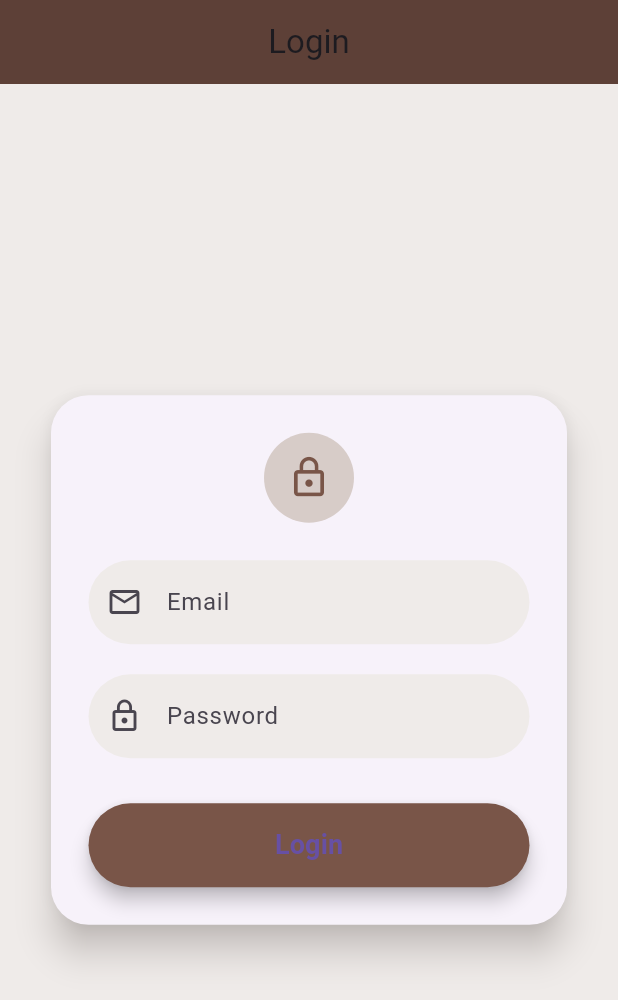
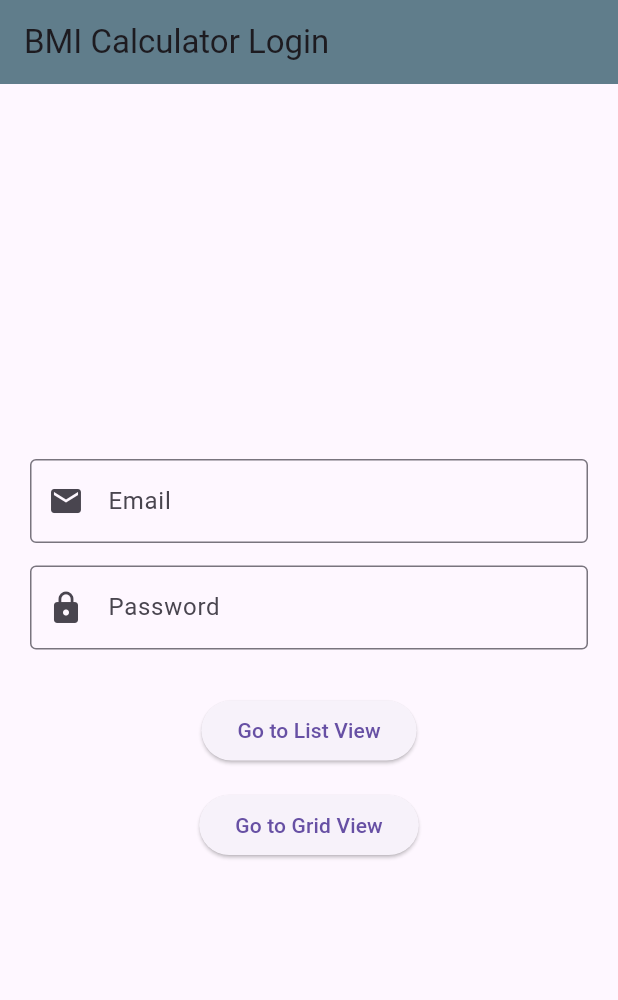
Before and after one commit to Tahia1/BMI_Calculator2, a Flutter app: the screen it shows after launch, on a phone screen of 412 x 824 dp. Shown: the top 1000 px of the screen. Run offline on Flutter 3.47's test engine with Material 3 defaults, Android fonts, the phone set to English and light mode, and no system bars.

Commit message:
update project

```diff
--- a/lib/login_page.dart
+++ b/lib/login_page.dart
@@ -1,137 +1,75 @@
 import 'package:flutter/material.dart';
-import 'bmi_calculator_page.dart';
+import 'listview_page.dart';
+import 'gridview_page.dart';
 
 class LoginPage extends StatefulWidget {
   const LoginPage({super.key});
 
   @override
-  State<LoginPage> createState() => _LoginPageState();
+  _LoginPageState createState() => _LoginPageState();
 }
 
 class _LoginPageState extends State<LoginPage> {
   final TextEditingController emailController = TextEditingController();
   final TextEditingController passwordController = TextEditingController();
 
-  final _formKey = GlobalKey<FormState>();
+  // Method to check if email and password are filled
+  bool _isLoginInputValid() {
+    return emailController.text.isNotEmpty && passwordController.text.isNotEmpty;
+  }
 
-  void loginUser() {
-    if (_formKey.currentState!.validate()) {
-      Navigator.push(
-        context,
-        MaterialPageRoute(builder: (context) => const BMICalculatorPage()),
+  void _handleNavigation(Widget page) {
+    if (_isLoginInputValid()) {
+      Navigator.push(context, MaterialPageRoute(builder: (context) => page));
+    } else {
+      ScaffoldMessenger.of(context).showSnackBar(
+        const SnackBar(content: Text('Please enter email and password first.')),
       );
     }
   }
 
   @override
-  void dispose() {
-    emailController.dispose();
-    passwordController.dispose();
-    super.dispose();
-  }
-
-  @override
   Widget build(BuildContext context) {
     return Scaffold(
-      backgroundColor: Colors.brown.shade50,
       appBar: AppBar(
-        title: const Text('Login'),
-        backgroundColor: Colors.brown.shade700,
-        centerTitle: true,
-        elevation: 0,
+        title: const Text('BMI Calculator Login'),
+        backgroundColor: Colors.blueGrey,
       ),
-      body: Center(
-        child: SingleChildScrollView(
-          padding: const EdgeInsets.symmetric(horizontal: 30),
-          child: Card(
-            elevation: 10,
-            shadowColor: Colors.brown.shade100,
-            shape: RoundedRectangleBorder(
-              borderRadius: BorderRadius.circular(25),
-            ),
-            child: Padding(
-              padding: const EdgeInsets.all(25),
-              child: Form(
-                key: _formKey,
+      body: Padding(
+        padding: const EdgeInsets.all(20),
+        child: Center(
           child: Column(
-                  mainAxisSize: MainAxisSize.min,
+            mainAxisAlignment: MainAxisAlignment.center,
             children: [
-                    CircleAvatar(
-                      radius: 30,
-                      backgroundColor: Colors.brown.shade100,
-                      child: const Icon(Icons.lock_outline, size: 30, color: Colors.brown),
-                    ),
-                    const SizedBox(height: 25),
-                    TextFormField(
+              TextField(
                 controller: emailController,
-                      keyboardType: TextInputType.emailAddress,
-                      decoration: InputDecoration(
+                decoration: const InputDecoration(
                   labelText: 'Email',
-                        prefixIcon: const Icon(Icons.email_outlined),
-                        filled: true,
-                        fillColor: Colors.brown.shade50,
-                        border: OutlineInputBorder(
-                          borderRadius: BorderRadius.circular(30),
-                          borderSide: BorderSide.none,
+                  border: OutlineInputBorder(),
+                  prefixIcon: Icon(Icons.email),
                 ),
               ),
-                      validator: (value) {
-                        if (value == null || value.isEmpty) {
-                          return 'Email is required';
-                        }
-                        if (!value.contains('@')) {
-                          return 'Enter a valid email';
-                        }
-                        return null;
-                      },
-                    ),
-                    const SizedBox(height: 20),
-                    TextFormField(
+              const SizedBox(height: 15),
+              TextField(
                 controller: passwordController,
                 obscureText: true,
-                      decoration: InputDecoration(
+                decoration: const InputDecoration(
                   labelText: 'Password',
-                        prefixIcon: const Icon(Icons.lock_outline),
-                        filled: true,
-                        fillColor: Colors.brown.shade50,
-                        border: OutlineInputBorder(
-                          borderRadius: BorderRadius.circular(30),
-                          borderSide: BorderSide.none,
+                  border: OutlineInputBorder(),
+                  prefixIcon: Icon(Icons.lock),
                 ),
               ),
-                      validator: (value) {
-                        if (value == null || value.isEmpty) {
-                          return 'Password is required';
-                        }
-                        if (value.length < 6) {
-                          return 'Password must be at least 6 characters';
-                        }
-                        return null;
-                      },
+              const SizedBox(height: 30),
+              ElevatedButton(
+                onPressed: () => _handleNavigation(const ListviewPage()),
+                child: const Text('Go to List View'),
               ),
-                    const SizedBox(height: 30),
-                    SizedBox(
-                      width: double.infinity,
-                      child: ElevatedButton(
-                        onPressed: loginUser,
-                        style: ElevatedButton.styleFrom(
-                          backgroundColor: Colors.brown,
-                          padding: const EdgeInsets.symmetric(vertical: 15),
-                          shape: RoundedRectangleBorder(
-                            borderRadius: BorderRadius.circular(30),
-                          ),
-                          elevation: 5,
-                        ),
-                        child: const Text(
-                          'Login',
-                          style: TextStyle(fontSize: 18, fontWeight: FontWeight.w600),
-                        ),
-                      ),
+              const SizedBox(height: 15),
+              ElevatedButton(
+                onPressed: () => _handleNavigation(const GridviewPage()),
+                child: const Text('Go to Grid View'),
               ),
             ],
-                ),
-              ),
-            ),
           ),
         ),
       ),
```
Also changed, not shown: lib/bmi_calculator_page.dart (deleted, +0 -164 lines), lib/gridview_page.dart (added, +95 -0 lines), lib/listview_page.dart (added, +71 -0 lines), lib/main.dart (line endings or trailing spaces). Lines whose indentation alone changed are shown as unchanged.
